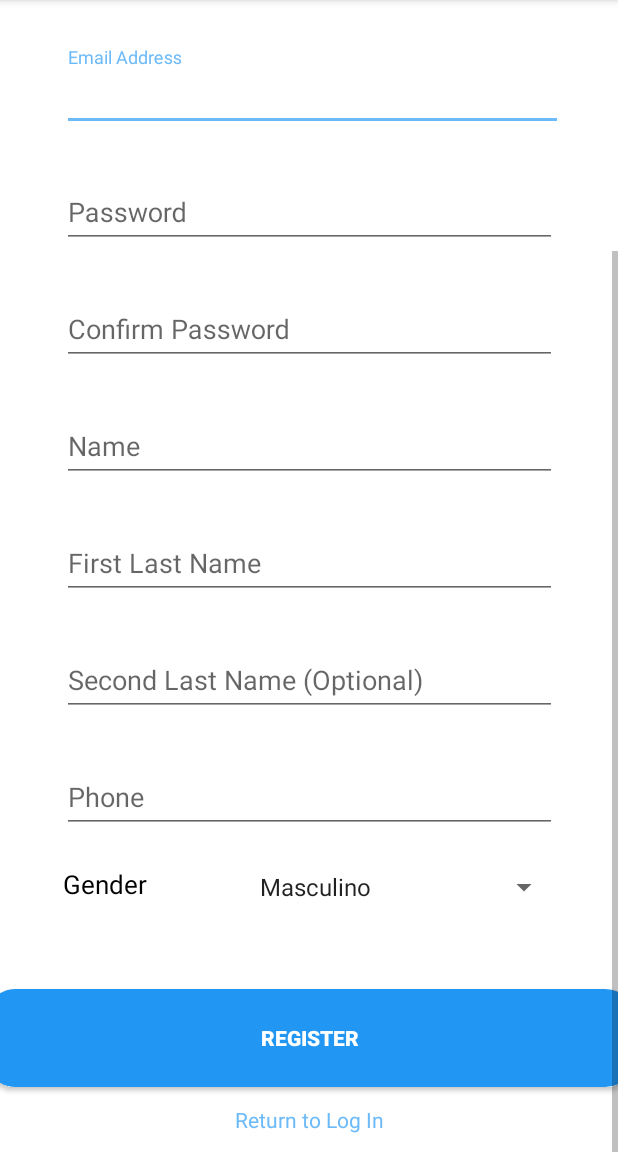
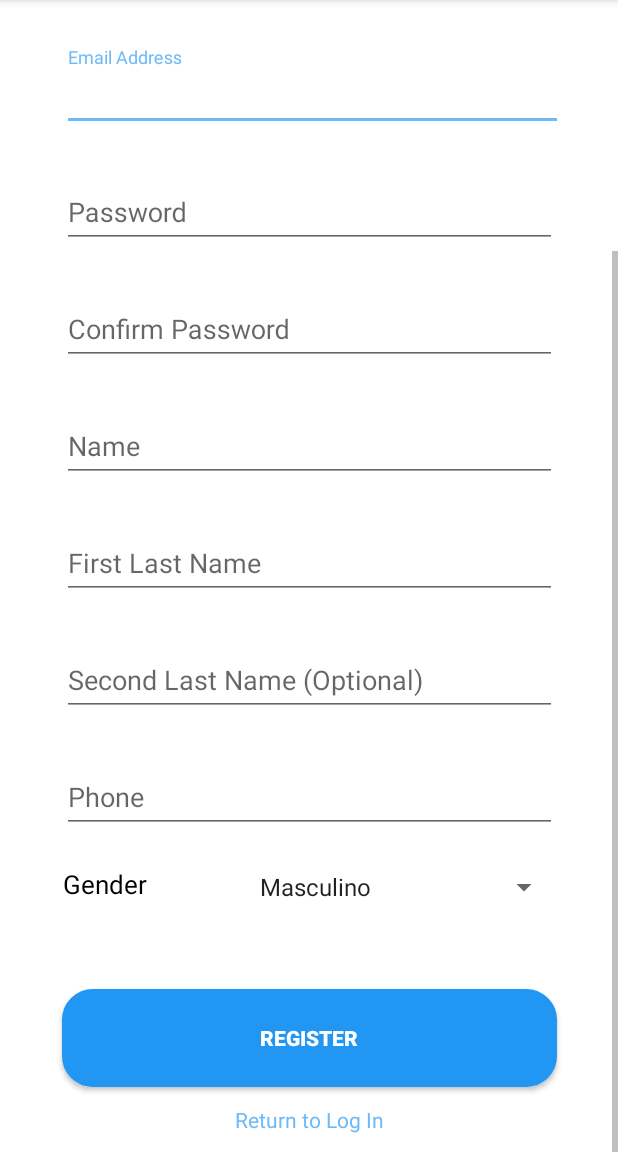
Before and after one commit to analuciablanco/MyP, an Android app: the RegisterActivity screen opened directly, with no data from a screen before it, scrolled down 214 dp, on a phone screen of 412 x 824 dp, the part 84-1236 px from its top. Run offline under Robolectric (Android 15) with nearby library versions, the phone set to English and light mode, and no system bars.

Commit message:
Se realizó cambio en el width del botón en activity_register.xml (Linea 228).

```diff
--- a/app/src/main/res/layout/activity_register.xml
+++ b/app/src/main/res/layout/activity_register.xml
@@ -225,7 +225,7 @@
         <!-- Registration Button -->
         <Button
             android:id="@+id/buttonRegister"
-            android:layout_width="434dp"
+            android:layout_width="330dp"
             android:layout_height="65dp"
             android:layout_gravity="center_horizontal"
             android:layout_marginTop="12dp"
```
